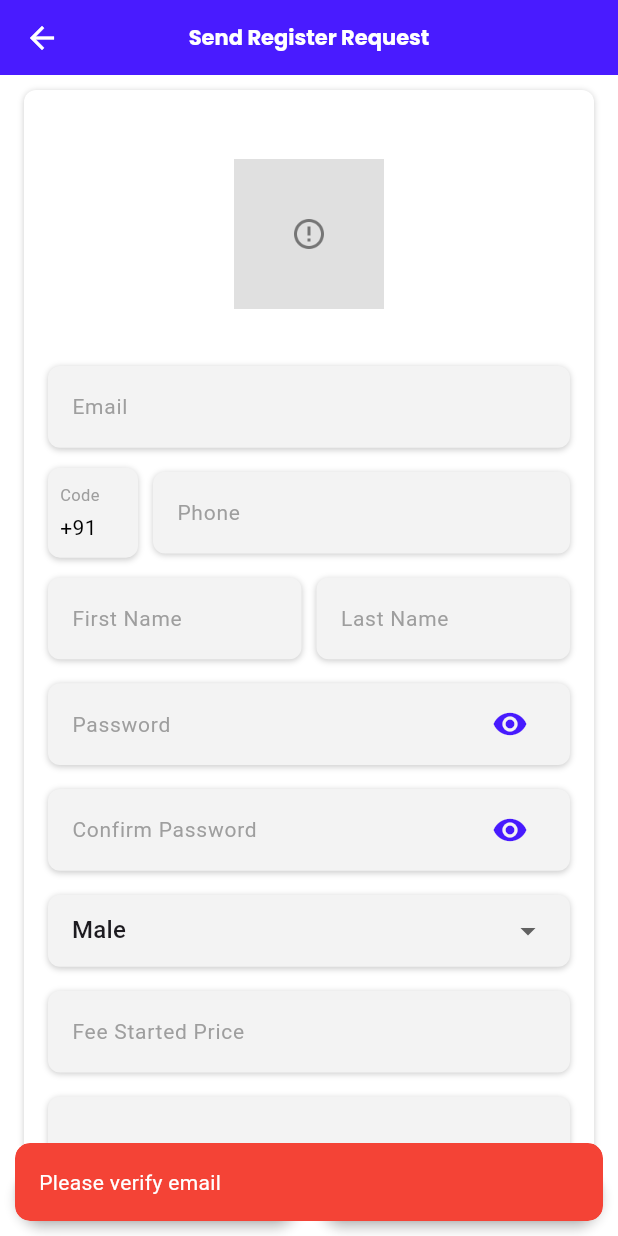
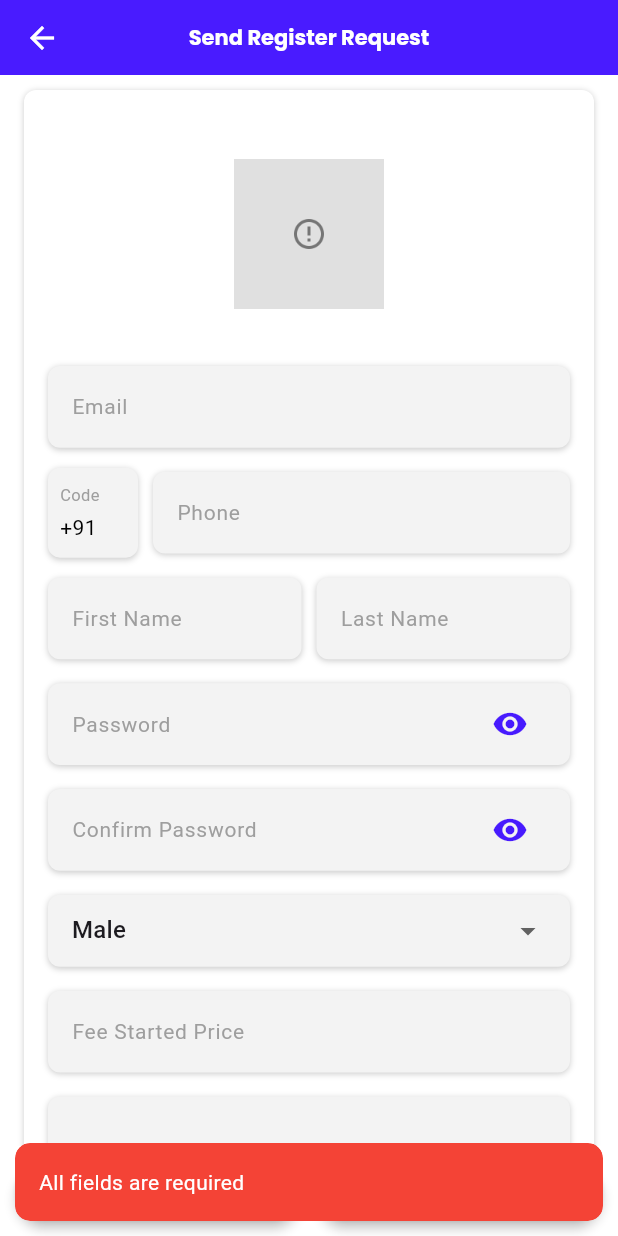
Before and after one commit to ZameerHaider/Owner_app, a Flutter app: the SignUpScreen screen opened by its route, after a tap on "Individual", after a tap on "Next", after a tap on "Submit", on a phone screen of 412 x 824 dp. Run offline on Flutter 3.47's test engine with Material 3 defaults, Android fonts, the phone set to English and light mode, and no system bars; our stand-ins replace connectivity_plus, country_code_picker, country_picker, firebase_core, firebase_messaging, flutter_html and 9 more; missing offline and left inert: skeletons_forked; accounts and stored records are empty; network calls fail.

Commit message:
--changes

```diff
--- a/lib/app/controller/signup_controller.dart
+++ b/lib/app/controller/signup_controller.dart
@@ -527,14 +527,14 @@ class SignUpController extends GetxController implements GetxService {
   }
 
   Future<void> onRegister() async {
-    if (emailVerified == false) {
-      showToast('Please verify email'.tr);
-      return;
-    }
-    if (phoneVerified == false) {
-      showToast('Please verify phone number'.tr);
-      return;
-    }
+    // if (emailVerified == false) {
+    //   showToast('Please verify email'.tr);
+    //   return;
+    // }
+    // if (phoneVerified == false) {
+    //   showToast('Please verify phone number'.tr);
+    //   return;
+    // }
     if (emailTextEditor.text == '' ||
         emailTextEditor.text.isEmpty ||
         firstNameTextEditor.text == '' ||
--- a/lib/app/view/add_stylist.dart
+++ b/lib/app/view/add_stylist.dart
@@ -161,7 +161,8 @@ class _AddStylistScreenState extends State<AddStylistScreen> {
                                         style: const TextStyle(fontSize: 17),
                                       ),
                                     ])
-                                  : Column(
+                                  : Expanded(
+                                      child: Column(
                                         crossAxisAlignment: CrossAxisAlignment.start,
                                         mainAxisAlignment: MainAxisAlignment.spaceBetween,
                                         children: List.generate(
@@ -173,6 +174,7 @@ class _AddStylistScreenState extends State<AddStylistScreen> {
                                                 style: const TextStyle(fontSize: 17),
                                               ),
                                             ],
+                                          ),
                                         ),
                                       ),
                                     ),
--- a/lib/app/view/login.dart
+++ b/lib/app/view/login.dart
@@ -241,8 +241,8 @@ class _LoginScreenState extends State<LoginScreen> {
                                         flex: 1,
                                         child: CountryCodePicker(
                                           onChanged: (e) => value.updateCountryCode(e.dialCode.toString()),
-                                          initialSelection: 'IN',
-                                          favorite: const ['+91', 'IN'],
+                                          initialSelection: 'PK',
+                                          favorite: const ['+92', 'PK'],
                                           showCountryOnly: false,
                                           showOnlyCountryWhenClosed: false,
                                           alignLeft: false,
```
Also changed, not shown: 1 other file. Lines whose indentation alone changed are shown as unchanged.
